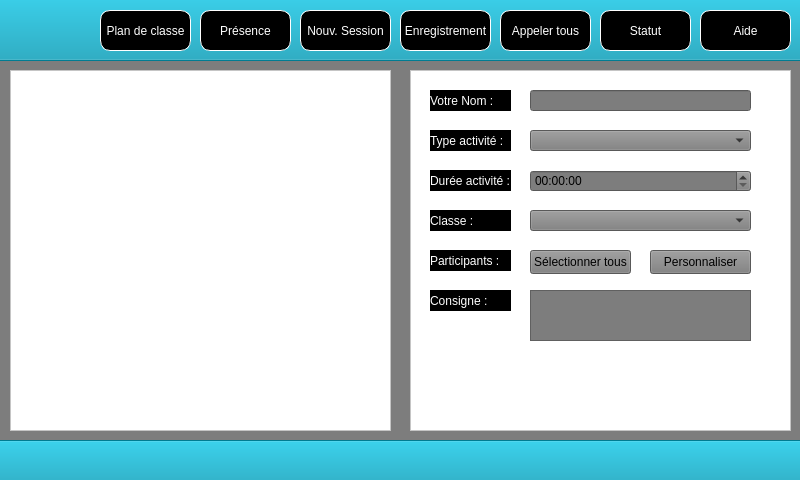
Sam-Depardieu/Labo-de-langue, file LaboLangue/mainwindow.ui: the form before one commit.
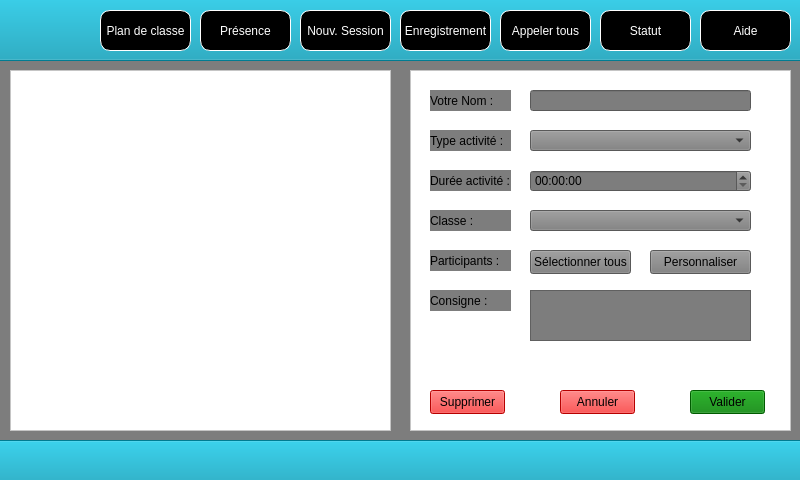
The form after the commit.

Commit message: Ajout style

Diff of the .ui file:
```diff
--- a/LaboLangue/mainwindow.ui
+++ b/LaboLangue/mainwindow.ui
@@ -288,7 +288,7 @@
      </rect>
     </property>
     <property name="styleSheet">
-     <string notr="true">background-color: black; color: white;</string>
+     <string notr="true"/>
     </property>
     <property name="text">
      <string>Votre Nom :</string>
@@ -314,7 +314,7 @@
      </rect>
     </property>
     <property name="styleSheet">
-     <string notr="true">background-color: black; color: white;</string>
+     <string notr="true"/>
     </property>
     <property name="text">
      <string>Type activité :</string>
@@ -340,7 +340,7 @@
      </rect>
     </property>
     <property name="styleSheet">
-     <string notr="true">background-color: black; color: white;</string>
+     <string notr="true"/>
     </property>
     <property name="text">
      <string>Durée activité :</string>
@@ -366,7 +366,7 @@
      </rect>
     </property>
     <property name="styleSheet">
-     <string notr="true">background-color: black; color: white;</string>
+     <string notr="true"/>
     </property>
     <property name="text">
      <string>Consigne :</string>
@@ -392,7 +392,7 @@
      </rect>
     </property>
     <property name="styleSheet">
-     <string notr="true">background-color: black; color: white;</string>
+     <string notr="true"/>
     </property>
     <property name="text">
      <string>Classe :</string>
@@ -418,7 +418,7 @@
      </rect>
     </property>
     <property name="styleSheet">
-     <string notr="true">background-color: black; color: white;</string>
+     <string notr="true"/>
     </property>
     <property name="text">
      <string>Participants :</string>
@@ -450,6 +450,54 @@
      <string>Personnaliser</string>
     </property>
    </widget>
+   <widget class="QPushButton" name="validButton">
+    <property name="geometry">
+     <rect>
+      <x>690</x>
+      <y>390</y>
+      <width>75</width>
+      <height>24</height>
+     </rect>
+    </property>
+    <property name="styleSheet">
+     <string notr="true">background-color: green;</string>
+    </property>
+    <property name="text">
+     <string>Valider</string>
+    </property>
+   </widget>
+   <widget class="QPushButton" name="echapButton">
+    <property name="geometry">
+     <rect>
+      <x>560</x>
+      <y>390</y>
+      <width>75</width>
+      <height>24</height>
+     </rect>
+    </property>
+    <property name="styleSheet">
+     <string notr="true">background-color: red;</string>
+    </property>
+    <property name="text">
+     <string>Annuler</string>
+    </property>
+   </widget>
+   <widget class="QPushButton" name="delButton">
+    <property name="geometry">
+     <rect>
+      <x>430</x>
+      <y>390</y>
+      <width>75</width>
+      <height>24</height>
+     </rect>
+    </property>
+    <property name="styleSheet">
+     <string notr="true">background-color: red;</string>
+    </property>
+    <property name="text">
+     <string>Supprimer</string>
+    </property>
+   </widget>
   </widget>
  </widget>
  <resources/>
```
The commit also changes 14 other files.
